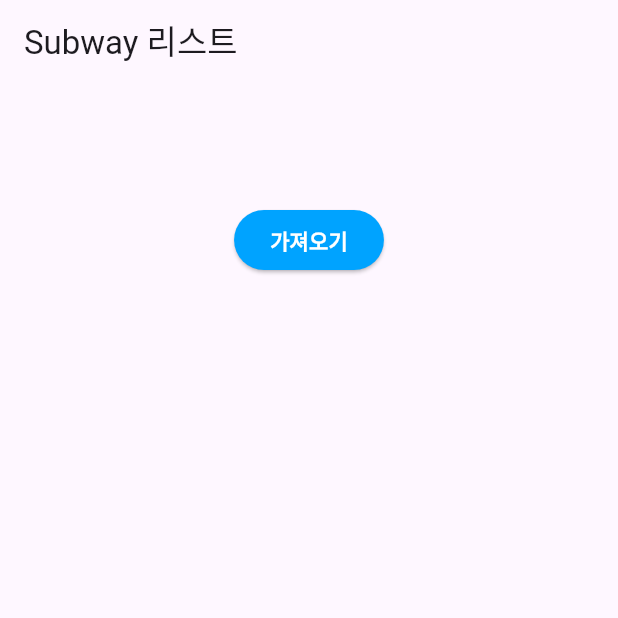
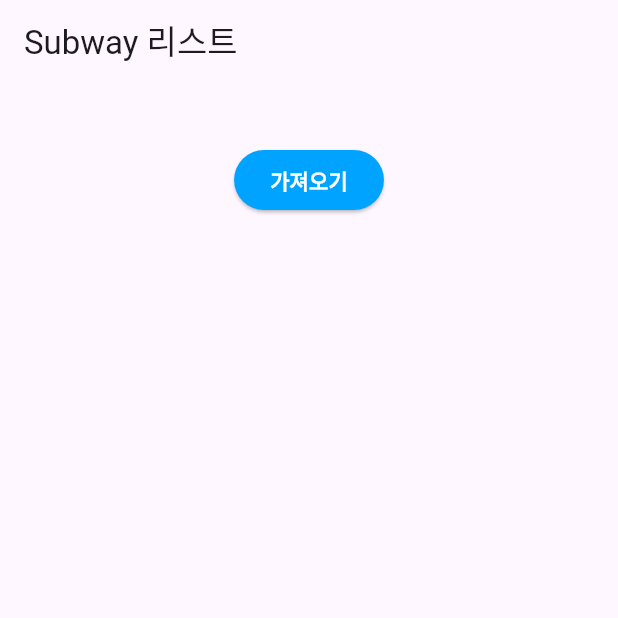
Before and after one commit to frihett/flutter_subway, a Flutter app: the screen it shows after launch, on a phone screen of 412 x 824 dp, the top half of it. Run offline on Flutter 3.47's test engine with Material 3 defaults, Android fonts, the phone set to English and light mode, and no system bars.

Commit message:
release Subway

```diff
--- a/lib/presentation/subway_screen.dart
+++ b/lib/presentation/subway_screen.dart
@@ -37,7 +37,7 @@ class _SubwayScreenState extends State<SubwayScreen> {
         child: Column(
           children: [
             const SizedBox(
-              height: 80,
+              height: 40,
             ),
             Center(
               child: ElevatedButton(
```
